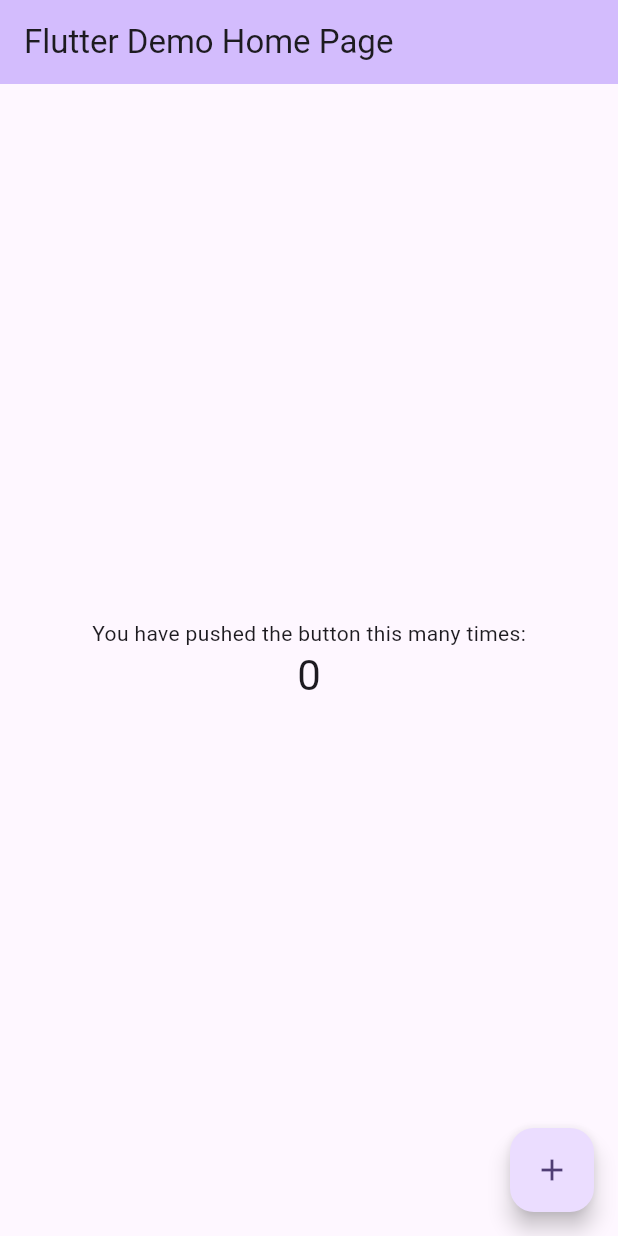
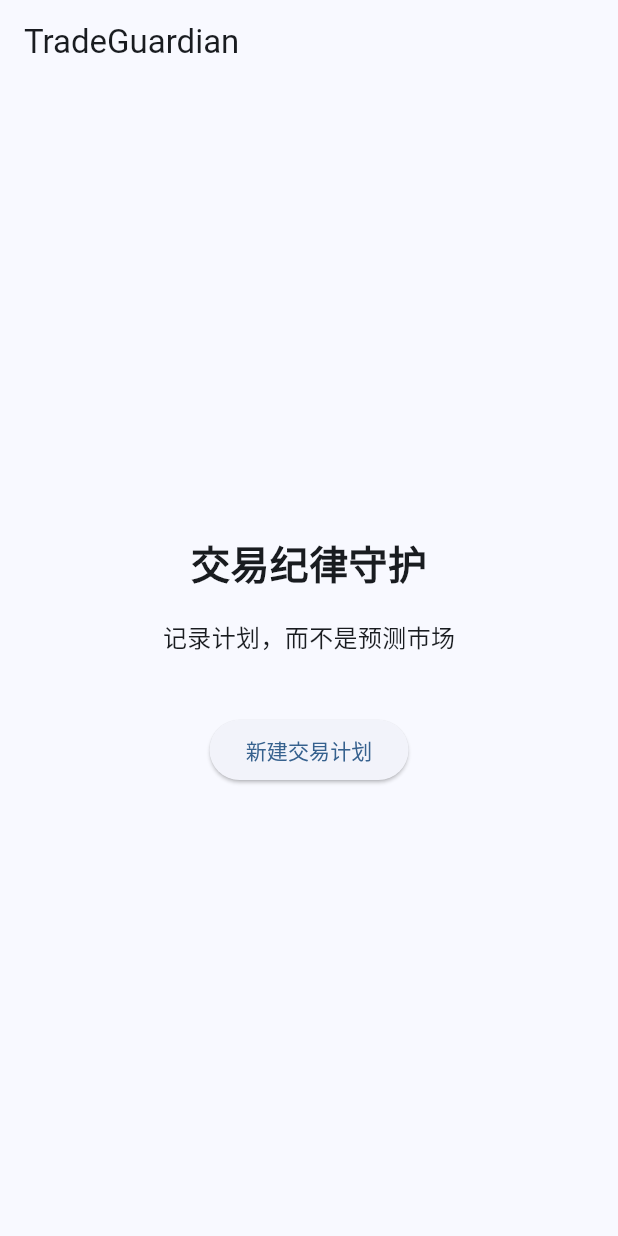
Before and after one commit to 17707587689/trade_guardian, a Flutter app: the screen it shows after launch, on a phone screen of 412 x 824 dp. Run offline on Flutter 3.47's test engine with Material 3 defaults, Android fonts, the phone set to English and light mode, and no system bars.

Commit message:
第一个代码

```diff
--- /dev/null
+++ b/lib/app/trade_guardian_app.dart
@@ -0,0 +1,19 @@
+import 'package:flutter/material.dart';
+import '../pages/home_page.dart';
+
+class TradeGuardianApp extends StatelessWidget {
+  const TradeGuardianApp({super.key});
+
+  @override
+  Widget build(BuildContext context) {
+    return MaterialApp(
+      title: 'TradeGuardian',
+
+      debugShowCheckedModeBanner: false,
+
+      theme: ThemeData(colorSchemeSeed: Colors.blue, useMaterial3: true),
+
+      home: const HomePage(),
+    );
+  }
+}
--- a/lib/main.dart
+++ b/lib/main.dart
@@ -1,122 +1,6 @@
 import 'package:flutter/material.dart';
+import 'app/trade_guardian_app.dart';
 
 void main() {
-  runApp(const MyApp());
+  runApp(const TradeGuardianApp());
 }
-
-class MyApp extends StatelessWidget {
-  const MyApp({super.key});
-
-  // This widget is the root of your application.
-  @override
-  Widget build(BuildContext context) {
-    return MaterialApp(
-      title: 'Flutter Demo',
-      theme: ThemeData(
-        // This is the theme of your application.
-        //
-        // TRY THIS: Try running your application with "flutter run". You'll see
-        // the application has a purple toolbar. Then, without quitting the app,
-        // try changing the seedColor in the colorScheme below to Colors.green
-        // and then invoke "hot reload" (save your changes or press the "hot
-        // reload" button in a Flutter-supported IDE, or press "r" if you used
-        // the command line to start the app).
-        //
-        // Notice that the counter didn't reset back to zero; the application
-        // state is not lost during the reload. To reset the state, use hot
-        // restart instead.
-        //
-        // This works for code too, not just values: Most code changes can be
-        // tested with just a hot reload.
-        colorScheme: .fromSeed(seedColor: Colors.deepPurple),
-      ),
-      home: const MyHomePage(title: 'Flutter Demo Home Page'),
-    );
-  }
-}
-
-class MyHomePage extends StatefulWidget {
-  const MyHomePage({super.key, required this.title});
-
-  // This widget is the home page of your application. It is stateful, meaning
-  // that it has a State object (defined below) that contains fields that affect
-  // how it looks.
-
-  // This class is the configuration for the state. It holds the values (in this
-  // case the title) provided by the parent (in this case the App widget) and
-  // used by the build method of the State. Fields in a Widget subclass are
-  // always marked "final".
-
-  final String title;
-
-  @override
-  State<MyHomePage> createState() => _MyHomePageState();
-}
-
-class _MyHomePageState extends State<MyHomePage> {
-  int _counter = 0;
-
-  void _incrementCounter() {
-    setState(() {
-      // This call to setState tells the Flutter framework that something has
-      // changed in this State, which causes it to rerun the build method below
-      // so that the display can reflect the updated values. If we changed
-      // _counter without calling setState(), then the build method would not be
-      // called again, and so nothing would appear to happen.
-      _counter++;
-    });
-  }
-
-  @override
-  Widget build(BuildContext context) {
-    // This method is rerun every time setState is called, for instance as done
-    // by the _incrementCounter method above.
-    //
-    // The Flutter framework has been optimized to make rerunning build methods
-    // fast, so that you can just rebuild anything that needs updating rather
-    // than having to individually change instances of widgets.
-    return Scaffold(
-      appBar: AppBar(
-        // TRY THIS: Try changing the color here to a specific color (to
-        // Colors.amber, perhaps?) and trigger a hot reload to see the AppBar
-        // change color while the other colors stay the same.
-        backgroundColor: Theme.of(context).colorScheme.inversePrimary,
-        // Here we take the value from the MyHomePage object that was created by
-        // the App.build method, and use it to set our appbar title.
-        title: Text(widget.title),
-      ),
-      body: Center(
-        // Center is a layout widget. It takes a single child and positions it
-        // in the middle of the parent.
-        child: Column(
-          // Column is also a layout widget. It takes a list of children and
-          // arranges them vertically. By default, it sizes itself to fit its
-          // children horizontally, and tries to be as tall as its parent.
-          //
-          // Column has various properties to control how it sizes itself and
-          // how it positions its children. Here we use mainAxisAlignment to
-          // center the children vertically; the main axis here is the vertical
-          // axis because Columns are vertical (the cross axis would be
-          // horizontal).
-          //
-          // TRY THIS: Invoke "debug painting" (choose the "Toggle Debug Paint"
-          // action in the IDE, or press "p" in the console), to see the
-          // wireframe for each widget.
-          mainAxisAlignment: .center,
-          children: [
-            const Text('You have pushed the button this many times:'),
-            Text(
-              '$_counter',
-              style: Theme.of(context).textTheme.headlineMedium,
-            ),
-          ],
-        ),
-      ),
-      floatingActionButton: FloatingActionButton(
-        onPressed: _incrementCounter,
-        tooltip: 'Increment',
-        child: const Icon(Icons.add),
-      ),
-    );
-  }
-}
--- /dev/null
+++ b/lib/pages/home_page.dart
@@ -0,0 +1,40 @@
+import 'package:flutter/material.dart';
+
+class HomePage extends StatelessWidget {
+  const HomePage({super.key});
+
+  @override
+  Widget build(BuildContext context) {
+    return Scaffold(
+      appBar: AppBar(title: const Text("TradeGuardian")),
+
+      body: Center(
+        child: Column(
+          mainAxisAlignment: MainAxisAlignment.center,
+
+          children: [
+            const Text(
+              "交易纪律守护",
+
+              style: TextStyle(fontSize: 26, fontWeight: FontWeight.bold),
+            ),
+
+            const SizedBox(height: 20),
+
+            const Text("记录计划，而不是预测市场", style: TextStyle(fontSize: 16)),
+
+            const SizedBox(height: 40),
+
+            ElevatedButton(
+              onPressed: () {
+                // 下一版本实现
+              },
+
+              child: const Text("新建交易计划"),
+            ),
+          ],
+        ),
+      ),
+    );
+  }
+}
```
